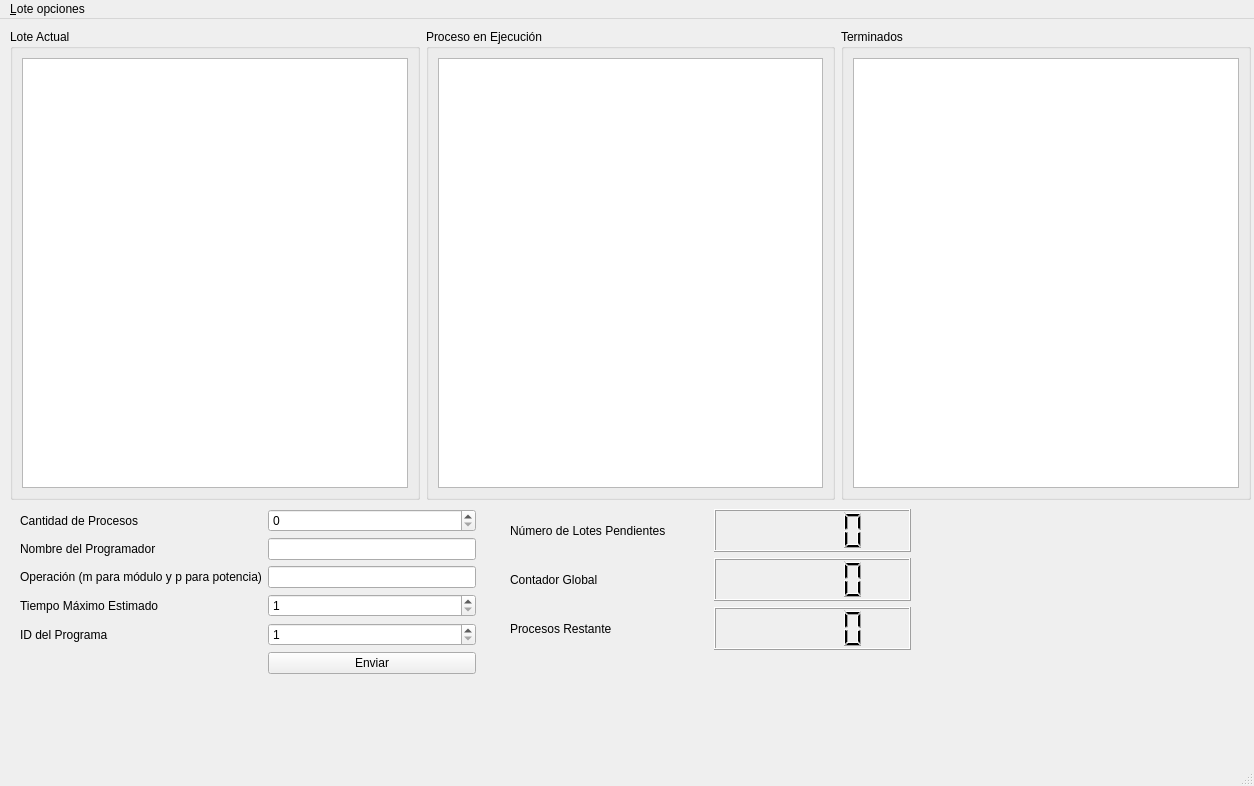
First picture: the form in ProcesamientoPorLotes/mainwindow.ui, repository EdPeReg/SimuladorArchivoPorLotes, before the edit.
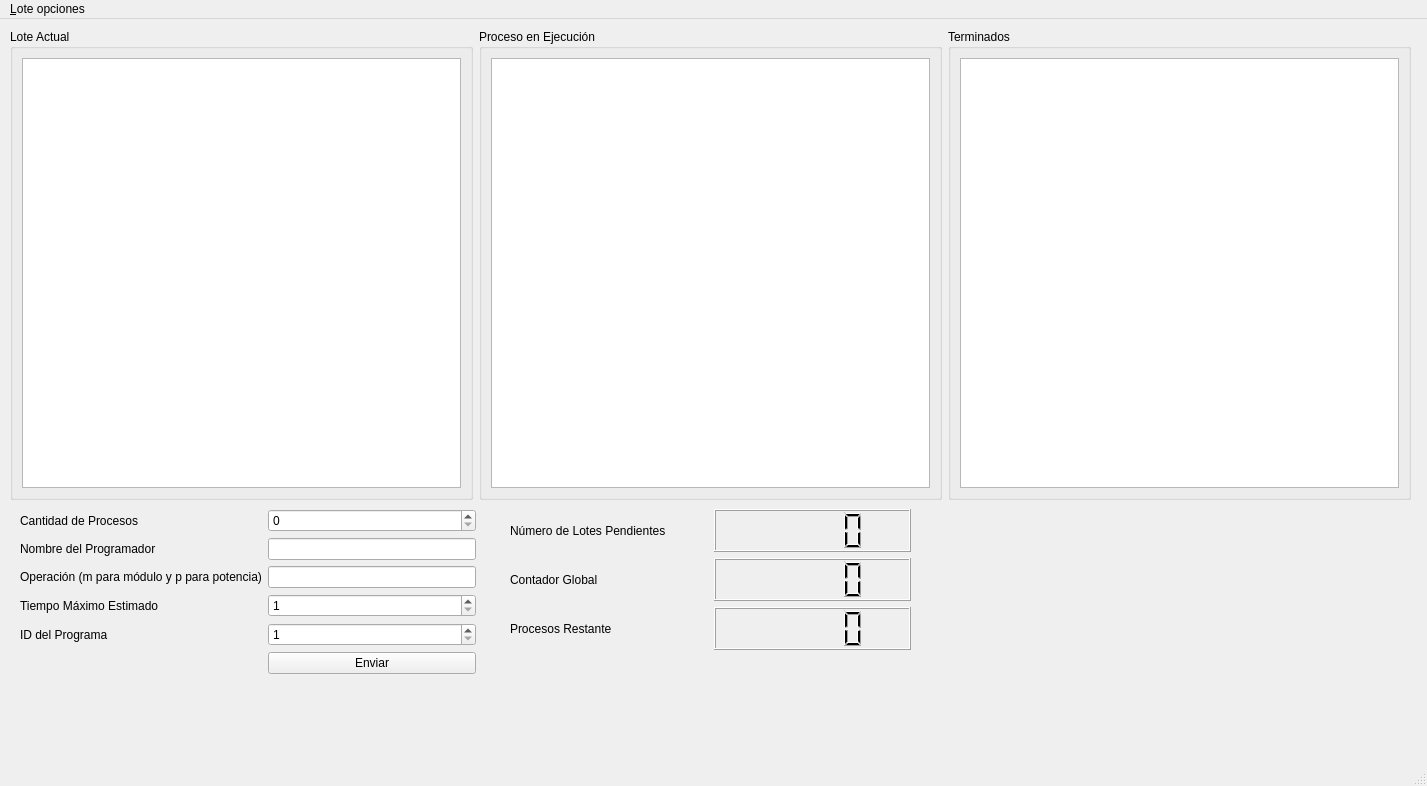
Second picture: the form after the edit.

Commit message: Table finish redesigned

```diff
--- a/ProcesamientoPorLotes/mainwindow.ui
+++ b/ProcesamientoPorLotes/mainwindow.ui
@@ -6,7 +6,7 @@
    <rect>
     <x>0</x>
     <y>0</y>
-    <width>1254</width>
+    <width>1427</width>
     <height>786</height>
    </rect>
   </property>
@@ -149,7 +149,7 @@
      <rect>
       <x>10</x>
       <y>10</y>
-      <width>1241</width>
+      <width>1401</width>
       <height>471</height>
      </rect>
     </property>
@@ -198,7 +198,7 @@
     <rect>
      <x>0</x>
      <y>0</y>
-     <width>1254</width>
+     <width>1427</width>
      <height>22</height>
     </rect>
    </property>
```
The commit also changes 2 other files.
